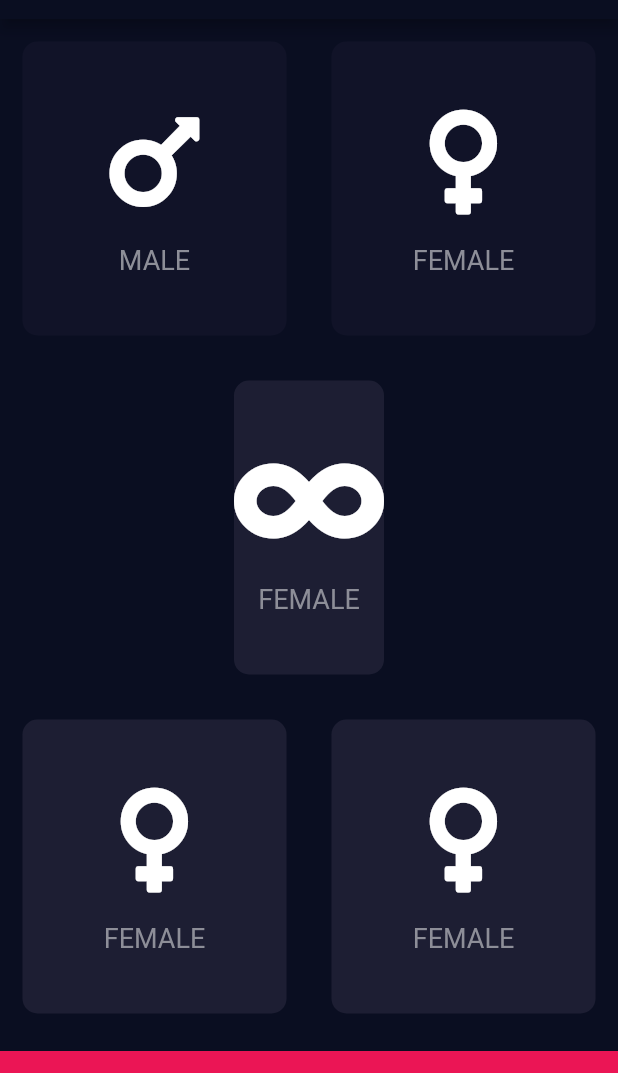
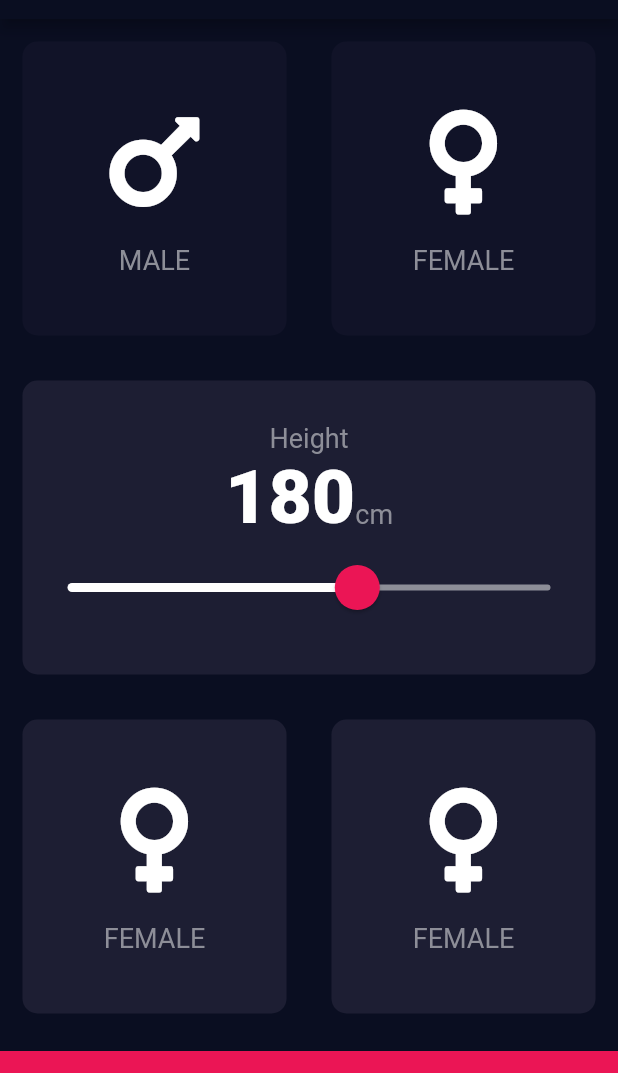
Before and after one commit to AidenLiuSH/BMI_Calculator, a Flutter app: the screen it shows after launch, on a phone screen of 412 x 824 dp, the part 65-1138 px from its top. Run offline on Flutter 3.47's test engine with Material 2 defaults, Android fonts, the phone set to English and light mode, and no system bars; our stand-ins replace font_awesome_flutter.

Commit message:
updated slider

```diff
--- /dev/null
+++ b/lib/constants.dart
@@ -0,0 +1,10 @@
+import 'package:flutter/material.dart';
+
+//Constant naming convention starts with k
+const kBottomContainerHeight = 80.0;
+const kBottomContainerColor = Color(0xFFEB1555);
+const kInactiveCardColor = Color(0xFF111328);
+const kActiveCardColor = Color(0xFF1D1E33);
+
+const kLabelTextStyle = TextStyle(fontSize: 18.0, color: Color(0xFF8D8E98));
+const kNumberTextStyle = TextStyle(fontSize: 50.0, fontWeight: FontWeight.w900);
--- a/lib/icon_content.dart
+++ b/lib/icon_content.dart
@@ -1,7 +1,6 @@
 import 'package:flutter/material.dart';
 import 'package:font_awesome_flutter/font_awesome_flutter.dart';
-
-const labelTextStyle = TextStyle(fontSize: 18.0, color: Color(0xFF8D8E98));
+import 'constants.dart';
 
 class IconContent extends StatelessWidget {
   final IconData icon;
@@ -23,7 +22,7 @@ class IconContent extends StatelessWidget {
         ),
         Text(
           label,
-          style: labelTextStyle,
+          style: kLabelTextStyle,
         )
       ],
     );
--- a/lib/input_page.dart
+++ b/lib/input_page.dart
@@ -2,11 +2,7 @@ import 'package:flutter/material.dart';
 import 'package:font_awesome_flutter/font_awesome_flutter.dart';
 import 'icon_content.dart';
 import 'reusable_card.dart';
-
-const bottomContainerHeight = 80.0;
-const bottomContainerColor = Color(0xFFEB1555);
-const inactiveCardColor = Color(0xFF111328);
-const activeCardColor = Color(0xFF1D1E33);
+import 'constants.dart';
 
 enum Gender {
   unselected,
@@ -21,6 +17,7 @@ class InputPage extends StatefulWidget {
 
 class _InputPageState extends State<InputPage> {
   Gender selectedGender = Gender.unselected;
+  int height = 180;
 
   @override
   Widget build(BuildContext context) {
@@ -30,6 +27,8 @@ class _InputPageState extends State<InputPage> {
         title: Text('BMI CALCULATOR'),
       ),
       body: Column(
+        //Stretch across screen regardless of children size
+        crossAxisAlignment: CrossAxisAlignment.stretch,
         children: <Widget>[
           Expanded(
               child: Row(
@@ -42,8 +41,8 @@ class _InputPageState extends State<InputPage> {
                     });
                   },
                   reusableCardColor: selectedGender == Gender.male
-                      ? activeCardColor
-                      : inactiveCardColor,
+                      ? kActiveCardColor
+                      : kInactiveCardColor,
                   cardChild: IconContent(
                     icon: FontAwesomeIcons.mars,
                     label: 'MALE',
@@ -58,8 +57,8 @@ class _InputPageState extends State<InputPage> {
                     });
                   },
                   reusableCardColor: selectedGender == Gender.female
-                      ? activeCardColor
-                      : inactiveCardColor,
+                      ? kActiveCardColor
+                      : kInactiveCardColor,
                   cardChild: IconContent(
                     icon: FontAwesomeIcons.venus,
                     label: 'FEMALE',
@@ -71,10 +70,54 @@ class _InputPageState extends State<InputPage> {
           Expanded(
             child: ReusableCard(
               onPress: () {},
-              reusableCardColor: activeCardColor,
-              cardChild: IconContent(
-                icon: FontAwesomeIcons.infinity,
-                label: 'FEMALE',
+              reusableCardColor: kActiveCardColor,
+              cardChild: Column(
+                mainAxisAlignment: MainAxisAlignment.center,
+                children: <Widget>[
+                  const Text(
+                    'Height',
+                    style: kLabelTextStyle,
+                  ),
+                  Row(
+                    mainAxisAlignment: MainAxisAlignment.center,
+                    //Align 180 and cm to the same base line
+                    crossAxisAlignment: CrossAxisAlignment.baseline,
+                    textBaseline: TextBaseline.alphabetic,
+                    children: <Widget>[
+                      Text(
+                        height.toString(),
+                        style: kNumberTextStyle,
+                      ),
+                      const Text(
+                        'cm',
+                        style: kLabelTextStyle,
+                      ),
+                    ],
+                  ),
+                  SliderTheme(
+                    //Still preserve current theme
+                    data: SliderTheme.of(context).copyWith(
+                      activeTrackColor: Colors.white,
+                      thumbColor: const Color(0xFFEB1555),
+                      overlayColor: const Color(0x29EB1555),
+                      thumbShape:
+                          const RoundSliderThumbShape(enabledThumbRadius: 15.0),
+                      overlayShape:
+                          const RoundSliderOverlayShape(overlayRadius: 30.0),
+                    ),
+                    child: Slider(
+                      value: height.toDouble(),
+                      min: 120.0,
+                      max: 220.0,
+                      inactiveColor: Color(0xFF8D8E98), //RHS color
+                      onChanged: (double newValue) {
+                        setState(() {
+                          height = newValue.toInt();
+                        });
+                      },
+                    ),
+                  ),
+                ],
               ),
             ),
           ),
@@ -84,7 +127,7 @@ class _InputPageState extends State<InputPage> {
               Expanded(
                 child: ReusableCard(
                   onPress: () {},
-                  reusableCardColor: activeCardColor,
+                  reusableCardColor: kActiveCardColor,
                   cardChild: IconContent(
                     icon: FontAwesomeIcons.venus,
                     label: 'FEMALE',
@@ -94,7 +137,7 @@ class _InputPageState extends State<InputPage> {
               Expanded(
                 child: ReusableCard(
                   onPress: () {},
-                  reusableCardColor: activeCardColor,
+                  reusableCardColor: kActiveCardColor,
                   cardChild: IconContent(
                     icon: FontAwesomeIcons.venus,
                     label: 'FEMALE',
@@ -104,10 +147,10 @@ class _InputPageState extends State<InputPage> {
             ],
           )),
           Container(
-            color: bottomContainerColor,
+            color: kBottomContainerColor,
             margin: EdgeInsets.only(top: 10.0),
             width: double.infinity,
-            height: bottomContainerHeight,
+            height: kBottomContainerHeight,
           ),
         ],
       ),
```
Also changed, not shown: 1 other file.
